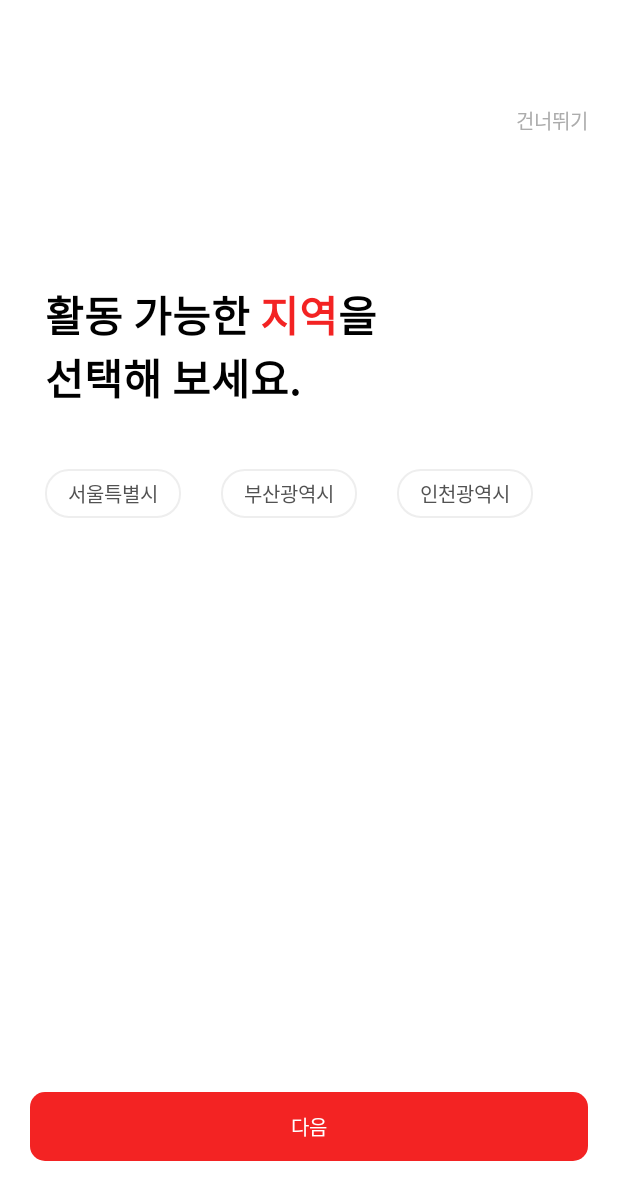
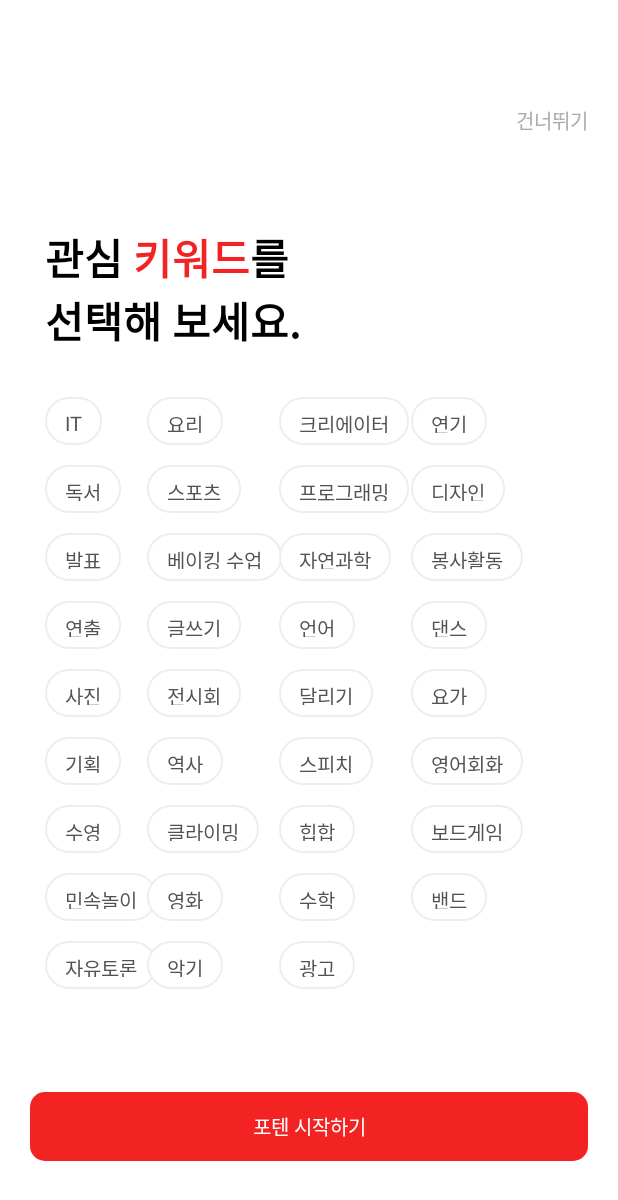
Before and after one commit to Teamit19/Poten_android, an Android app: the screen it shows after launch (SelectAreaActivity before the commit, SelectKeywordActivity after it), on a phone screen of 412 x 824 dp. Shown: the top 1200 px of the screen. Run offline under Robolectric (Android 15) with nearby library versions, the phone set to English and light mode, and no system bars.

Commit message:
Feat: Login - area, keyword 지역선택, 관심키워드 recyclerview 연결

```diff
--- a/app/src/main/AndroidManifest.xml
+++ b/app/src/main/AndroidManifest.xml
@@ -23,6 +23,9 @@
             android:exported="false" />
         <activity android:name=".Login.SelectAreaActivity"
             android:exported="true">
+        </activity>
+        <activity android:name=".Login.SelectKeywordActivity"
+            android:exported="true">
             <intent-filter>
                 <action android:name="android.intent.action.MAIN" />
                 <category android:name="android.intent.category.LAUNCHER" />
--- a/app/src/main/java/com/example/poten/Login/HorizontalSpaceDecoration.kt
+++ b/app/src/main/java/com/example/poten/Login/HorizontalSpaceDecoration.kt
@@ -5,10 +5,16 @@ import android.view.View
 import androidx.recyclerview.widget.GridLayoutManager
 import androidx.recyclerview.widget.RecyclerView
 
-class RecyclerViewDecoration() : RecyclerView.ItemDecoration() {
+class RecyclerViewDecoration(var count:Int) : RecyclerView.ItemDecoration() {
 
     override fun getItemOffsets(outRect: Rect, view: View, parent: RecyclerView, state: RecyclerView.State) {
-        outRect.top=0
+        outRect.bottom=20
+        outRect.left=-30
+        outRect.right=-15
+
+        if (parent.getChildLayoutPosition(view) %count==0) {
+            outRect.left = 0;
+        }
 
     }
 
--- a/app/src/main/java/com/example/poten/Login/SelectAreaActivity.kt
+++ b/app/src/main/java/com/example/poten/Login/SelectAreaActivity.kt
@@ -23,7 +23,7 @@ class SelectAreaActivity : AppCompatActivity() {
     private fun initRecycler() {
         var areaAdapter = AreaAdapter(this)
         areaAdapter.datas=datas
-        binding.recyclerView.addItemDecoration(RecyclerViewDecoration())
+        binding.recyclerView.addItemDecoration(RecyclerViewDecoration(3))
         binding.recyclerView.adapter = areaAdapter
         binding.recyclerView.layoutManager= GridLayoutManager(applicationContext, 3)
 
--- /dev/null
+++ b/app/src/main/java/com/example/poten/Login/SelectKeywordActivity.kt
@@ -0,0 +1,76 @@
+package com.example.poten.Login
+
+import android.os.Bundle
+import androidx.appcompat.app.AppCompatActivity
+import androidx.recyclerview.widget.GridLayoutManager
+import com.example.poten.databinding.ActivityLoginAreaBinding
+import com.example.poten.databinding.ActivityLoginKeywordBinding
+
+class SelectKeywordActivity : AppCompatActivity() {
+    private lateinit var binding:ActivityLoginKeywordBinding
+    var datas = mutableListOf<String>()
+
+
+    override fun onCreate(savedInstanceState: Bundle?) {
+        super.onCreate(savedInstanceState)
+        binding= ActivityLoginKeywordBinding.inflate(layoutInflater)
+        setContentView(binding.root)
+
+        initializelist()
+        initRecycler()
+
+    }
+
+    private fun initRecycler() {
+        var areaAdapter = AreaAdapter(this)
+        areaAdapter.datas=datas
+        binding.recyclerView.addItemDecoration(RecyclerViewDecoration(4))
+        binding.recyclerView.adapter = areaAdapter
+        binding.recyclerView.layoutManager= GridLayoutManager(applicationContext, 4)
+
+    }
+
+    fun initializelist() {
+        with(datas) {
+            add("IT")
+            add("요리")
+            add("크리에이터")
+            add("연기")
+            add("독서")
+            add("스포츠")
+            add("프로그래밍")
+            add("디자인")
+            add("발표")
+            add("베이킹 수업")
+            add("자연과학")
+            add("봉사활동")
+            add("연출")
+            add("글쓰기")
+            add("언어")
+            add("댄스")
+            add("사진")
+            add("전시회")
+            add("달리기")
+            add("요가")
+            add("기획")
+            add("역사")
+            add("스피치")
+            add("영어회화")
+            add("수영")
+            add("클라이밍")
+            add("힙합")
+            add("보드게임")
+            add("민속놀이")
+            add("영화")
+            add("수학")
+            add("밴드")
+            add("자유토론")
+            add("악기")
+            add("광고")
+
+
+
+        }
+    }
+
+}
--- a/app/src/main/res/layout/activity_login_area.xml
+++ b/app/src/main/res/layout/activity_login_keyword.xml
@@ -3,7 +3,6 @@
 <androidx.constraintlayout.widget.ConstraintLayout xmlns:android="http://schemas.android.com/apk/res/android"
     xmlns:app="http://schemas.android.com/apk/res-auto"
     xmlns:tools="http://schemas.android.com/tools"
-    tools:context=".Login.SelectAreaActivity"
     android:layout_width="match_parent"
     android:layout_height="match_parent">
 
@@ -27,7 +26,7 @@
         android:layout_height="wrap_content"
         android:layout_alignParentTop="true"
         android:layout_marginStart="30dp"
-        android:layout_marginTop="98dp"
+        android:layout_marginTop="60dp"
         app:layout_constraintStart_toStartOf="parent"
         app:layout_constraintTop_toBottomOf="@+id/text7">
 
@@ -35,7 +34,7 @@
             android:id="@+id/text6"
             android:layout_width="wrap_content"
             android:layout_height="wrap_content"
-            android:text="활동 가능한 "
+            android:text="관심 "
             android:textColor="@color/black"
             android:textSize="28sp"
             android:textStyle="bold"
@@ -46,7 +45,7 @@
             android:id="@+id/text1"
             android:layout_width="wrap_content"
             android:layout_height="wrap_content"
-            android:text="지역"
+            android:text="키워드"
             android:textColor="#F32323"
             android:textSize="28sp"
             android:textStyle="bold"
@@ -57,7 +56,7 @@
             android:id="@+id/text2"
             android:layout_width="wrap_content"
             android:layout_height="wrap_content"
-            android:text="을"
+            android:text="를"
             android:textColor="@color/black"
             android:textSize="28sp"
             android:textStyle="bold"
@@ -82,7 +81,7 @@
         android:layout_width="match_parent"
         android:layout_height="wrap_content"
         android:layout_marginStart="30dp"
-        android:layout_marginTop="40dp"
+        android:layout_marginTop="30dp"
         android:layout_marginEnd="30dp"
         app:layout_constraintEnd_toEndOf="parent"
         app:layout_constraintStart_toStartOf="parent"
@@ -101,7 +100,7 @@
         android:background="@drawable/input_background"
         android:backgroundTint="#F32323"
         android:padding="12dp"
-        android:text="다음"
+        android:text="포텐 시작하기"
         android:textColor="@color/white"
         android:textSize="13sp"
         app:layout_constraintBottom_toBottomOf="parent"
--- a/app/src/main/res/layout/item_category.xml
+++ b/app/src/main/res/layout/item_category.xml
@@ -1,16 +1,21 @@
-<RelativeLayout
-    xmlns:android="http://schemas.android.com/apk/res/android" android:layout_width="match_parent"
-    android:layout_height="match_parent">
+<?xml version="1.0" encoding="utf-8"?>
+<androidx.constraintlayout.widget.ConstraintLayout
+    xmlns:android="http://schemas.android.com/apk/res/android"
+    android:layout_width="wrap_content"
+    android:layout_height="wrap_content"
+    xmlns:app="http://schemas.android.com/apk/res-auto">
 
     <TextView
         android:id="@+id/tv_item_name"
         android:layout_width="wrap_content"
-        android:layout_height="wrap_content"
+        android:layout_height="32dp"
         android:background="@drawable/round"
-        android:paddingHorizontal="15dp"
-        android:paddingVertical="6dp"
+        android:paddingHorizontal="13dp"
+        android:paddingVertical="8dp"
+        android:text="스포츠"
+        android:textColor="#525252"
         android:textSize="13sp"
-        android:text="스포츠"
-        android:textColor="#525252" />
+        app:layout_constraintStart_toStartOf="parent"
+        app:layout_constraintTop_toTopOf="parent" />
 
-</RelativeLayout>
+</androidx.constraintlayout.widget.ConstraintLayout>
```
